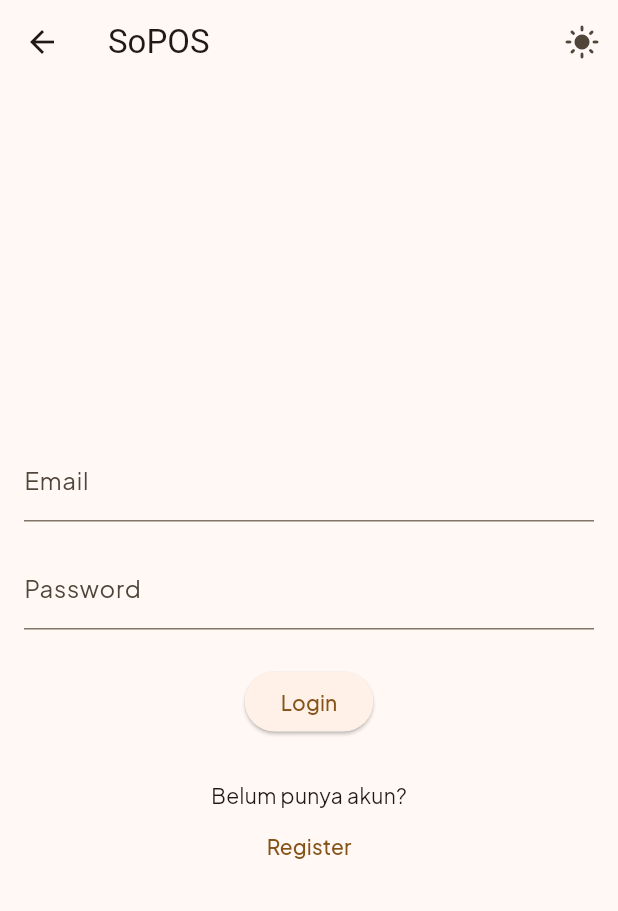
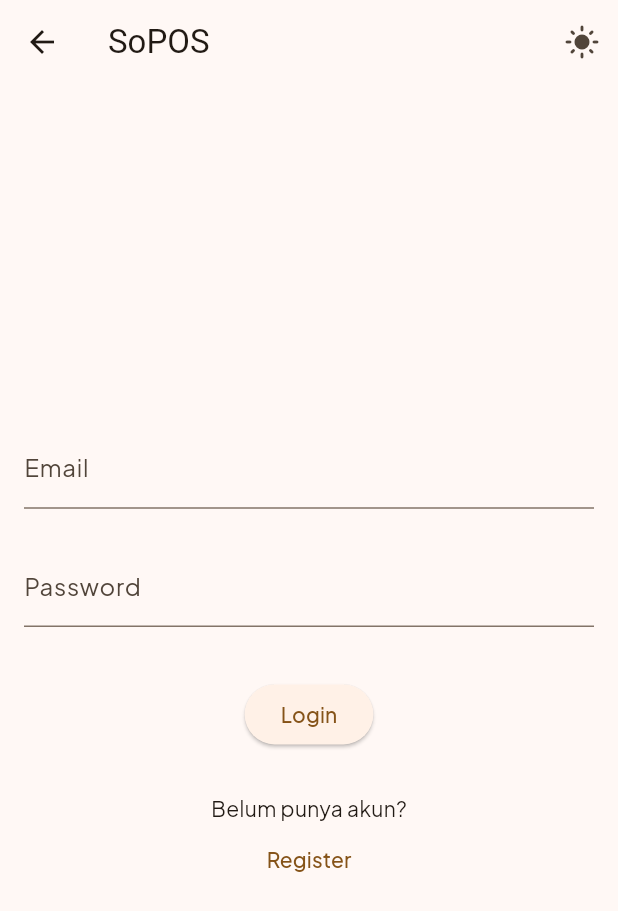
Before and after one commit to kevinalexa20/sopos_mobile, a Flutter app: the LoginPage screen opened by its route, on a phone screen of 412 x 824 dp. Shown: the top 911 px of the screen. Run offline on Flutter 3.47's test engine with Material 3 defaults, Android fonts, the phone set to English and light mode, and no system bars; our stand-ins replace dio, flutter_riverpod, flutter_screenutil, freezed_annotation, go_router, google_fonts and 1 more; accounts and stored records are empty; Roboto replaces fonts that are missing (Montaga); statements that could not run were skipped.

```diff
--- a/lib/features/auth/presentation/pages/login_page.dart
+++ b/lib/features/auth/presentation/pages/login_page.dart
@@ -34,13 +34,13 @@ class LoginPage extends ConsumerWidget {
               controller: _emailController,
               decoration: InputDecoration(labelText: 'Email'),
             ),
-            SizedBox(height: 16),
+            HeightSpacer(height: 16.h),
             TextField(
               controller: _passwordController,
               decoration: InputDecoration(labelText: 'Password'),
               obscureText: true,
             ),
-            SizedBox(height: 24),
+            HeightSpacer(height: 24.h),
             ElevatedButton(
               onPressed: () {
                 ref.read(authStateProvider.notifier).login(
--- a/lib/features/auth/presentation/providers/states/auth_notifier.dart
+++ b/lib/features/auth/presentation/providers/states/auth_notifier.dart
@@ -34,7 +34,9 @@ class AuthNotifier extends StateNotifier<AuthState> {
     state = AuthState.loading();
     try {
       final response = await _authService.login(email, password);
+      //save token to local storage
       await _localStorageService.saveAuthData(response.data);
+      //update state, notify listeners
       state = AuthState.authenticated(response.data);
     } catch (e) {
       state = AuthState.error(e.toString());
--- a/lib/shared/providers/dio_provider.dart
+++ b/lib/shared/providers/dio_provider.dart
@@ -15,9 +15,11 @@ final dioProvider = Provider<Dio>((ref) {
 
   final localStorageService = ref.read(localStorageServiceProvider);
 
+  //addin interceptor to add token to every request
   dio.interceptors.add(
     InterceptorsWrapper(
       onRequest: (options, handler) async {
+        //get token from local storage
         final authData = await localStorageService.getAuthData();
         if (authData != null && authData.token != null) {
           print('Token found: ${authData.token}');
--- a/lib/shared/services/auth_service.dart
+++ b/lib/shared/services/auth_service.dart
@@ -2,7 +2,9 @@ import 'package:dio/dio.dart';
 import 'package:sopos_mobile/shared/domain/models/auth_response.dart';
 import 'dio_client.dart';
 
+//Main Logic for handling authentication
 class AuthService {
+  //using dio client instance to make requests
   final Dio _dio = DioClient.instance;
 
   Future<AuthResponse> login(String email, String password) async {
```
Also changed, not shown: lib/features/auth/presentation/pages/auth_page.dart (deleted).
